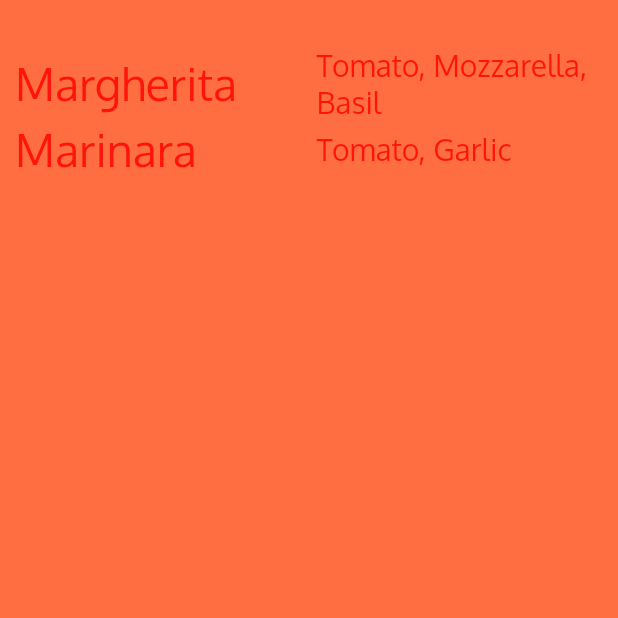
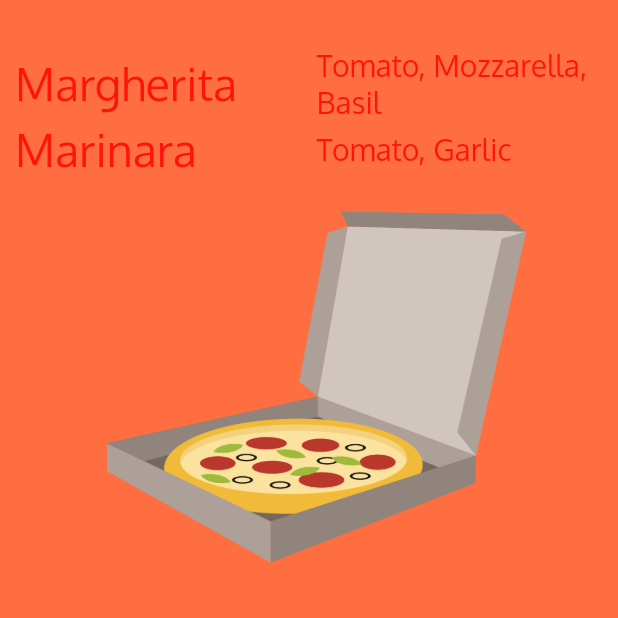
Before and after one commit to EdilsonDiasAlves/app_widgets, a Flutter app: the screen it shows after launch, on a phone screen of 412 x 824 dp, the top half of it. Run offline on Flutter 3.47's test engine with Material 2 defaults, Android fonts, the phone set to English and light mode, and no system bars.

Commit message:
Adding images from assets

```diff
--- a/lib/ui/home.dart
+++ b/lib/ui/home.dart
@@ -1,3 +1,5 @@
+import 'dart:math';
+
 import 'package:flutter/material.dart';
 
 class Home extends StatelessWidget {
@@ -49,8 +51,24 @@ class Home extends StatelessWidget {
                           fontFamily: 'Oxygen',
                           fontWeight: FontWeight.normal))),
             ],
-                )
+          ),
+          PizzaImageWidget()
         ],
-            )));
+      ),
+    ));
   }
 }
+
+class PizzaImageWidget extends StatelessWidget {
+  @override
+  Widget build(BuildContext context) {
+    AssetImage pizzaAsset = AssetImage('images/pizza1.png');
+    Image pizzaImage = Image(
+      image: pizzaAsset,
+      width: 280.0,
+      height: 280.0,
+    );
+
+    return Container(child: pizzaImage);
+  }
+}
--- a/pubspec.yaml
+++ b/pubspec.yaml
@@ -45,9 +45,8 @@ flutter:
   uses-material-design: true
 
   # To add assets to your application, add an assets section, like this:
-  # assets:
-  #   - images/a_dot_burr.jpeg
-  #   - images/a_dot_ham.jpeg
+  assets:
+    - images/pizza1.png
 
   # An image asset can refer to one or more resolution-specific "variants", see
   # https://flutter.dev/assets-and-images/#resolution-aware.
```
Also changed, not shown: images/pizza1.png (added). Lines whose indentation alone changed are shown as unchanged.
